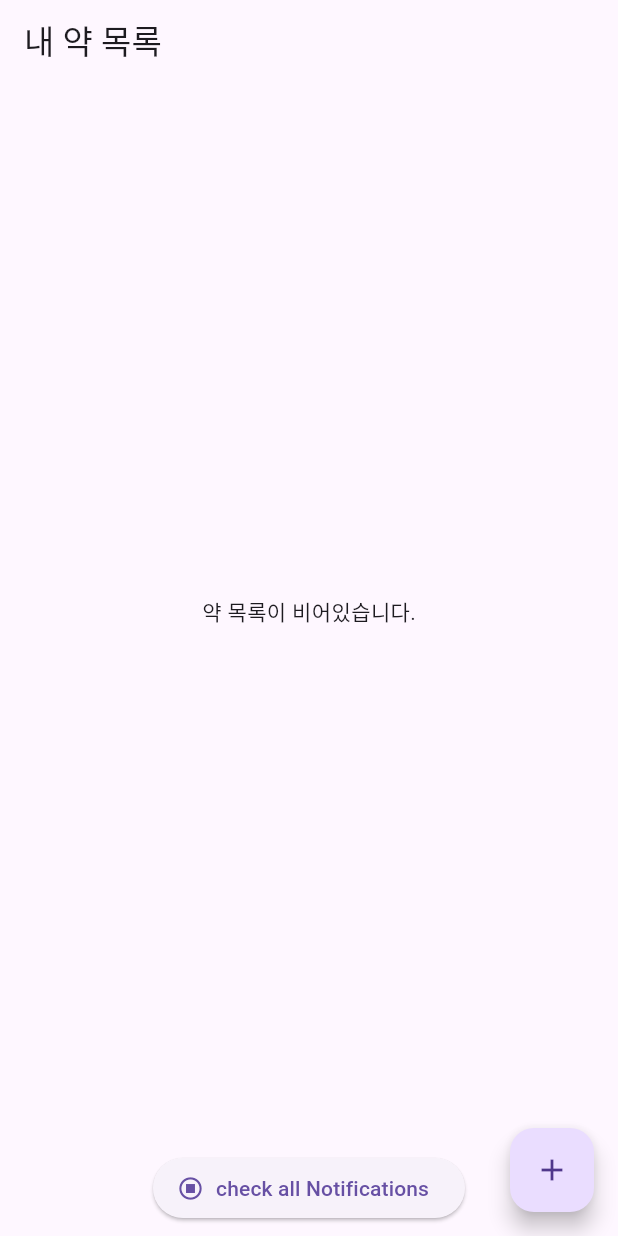
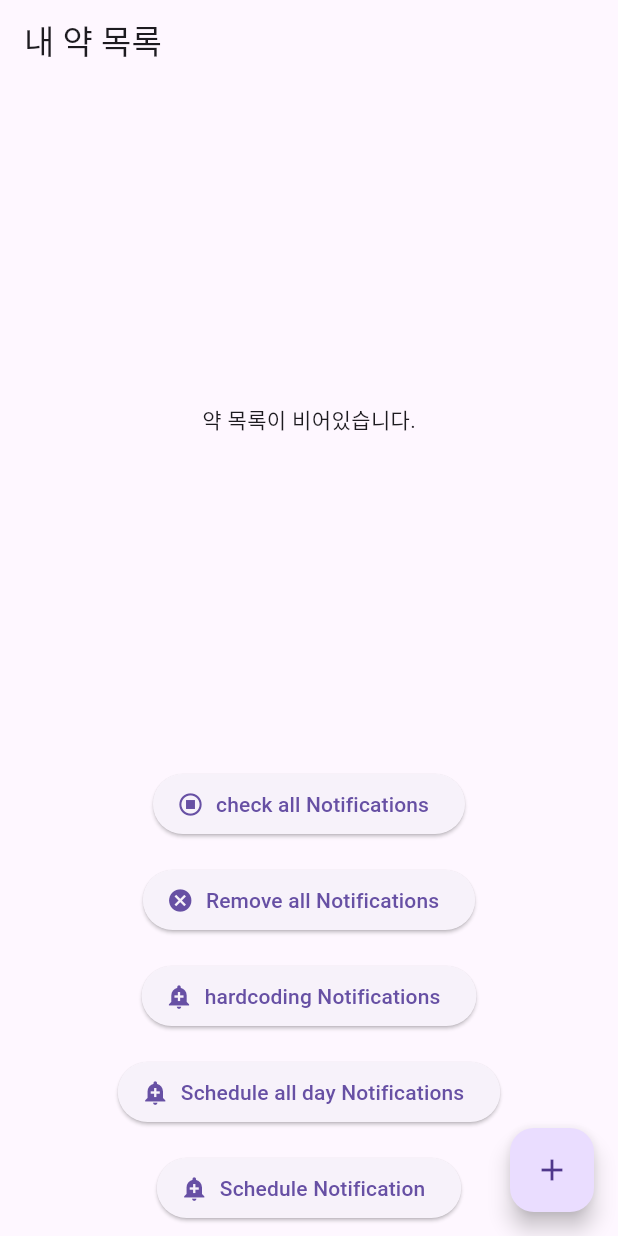
Before and after one commit to nohsangwoo/flutter_meditrack, a Flutter app: the screen it shows after launch, on a phone screen of 412 x 824 dp. Run offline on Flutter 3.47's test engine with Material 3 defaults, Android fonts, the phone set to English and light mode, and no system bars; our stand-ins replace flutter_local_notifications, rxdart, shared_preferences, timezone.

Commit message:
feat: icon 추가, 빌드 에러 수정을위한 clean_and_setup.sh 추가, ios  권한 허용설정, 알람클릭시 기능 동작을 위한 detail_alarm_screen화면 준비, 각종 서비스 로직과 model로직 수정 및 추가

```diff
--- a/lib/main.dart
+++ b/lib/main.dart
@@ -1,5 +1,6 @@
 import 'package:flutter/material.dart';
 import 'package:meditrack/models/medication.dart';
+import 'package:meditrack/screens/detail_alarm_screen.dart';
 import 'package:provider/provider.dart';
 import 'screens/home_screen.dart';
 import 'services/notification_service.dart';
@@ -29,13 +30,19 @@ class MyApp extends StatelessWidget {
         theme: ThemeData(
           primarySwatch: Colors.blue,
         ),
-        home: const HomeScreen(),
+        // home: const HomeScreen(),
+        routes: {
+          '/': (context) => const HomeScreen(),
+          '/detail_alarm': (context) => const DetailAlarmScreen(),
+        },
       ),
     );
   }
 }
 
 class MedicationProvider extends ChangeNotifier {
+  // provider와 영구 저장을 위한 shared_preferences를 연동하기 위한 내용들
+
   List<Medication> _medications = [];
 
   List<Medication> get medications => _medications;
@@ -60,4 +67,10 @@ class MedicationProvider extends ChangeNotifier {
     await NotificationService().cancelNotification(medication.hashCode);
     notifyListeners();
   }
+
+  void deleteAllMedications() async {
+    _medications = [];
+    await StorageService().deleteAllMedications();
+    notifyListeners();
+  }
 }
--- a/lib/screens/home_screen.dart
+++ b/lib/screens/home_screen.dart
@@ -1,12 +1,35 @@
 import 'package:flutter/material.dart';
 import 'package:meditrack/main.dart';
+import 'package:meditrack/services/notification_service.dart';
 import 'package:meditrack/services/storage_service.dart';
 import 'package:provider/provider.dart';
 import '../widgets/medication_list_item.dart';
 import 'add_medication_screen.dart';
 
-class HomeScreen extends StatelessWidget {
+class HomeScreen extends StatefulWidget {
   const HomeScreen({super.key});
+
+  @override
+  State<HomeScreen> createState() => _HomeScreenState();
+}
+
+class _HomeScreenState extends State<HomeScreen> {
+  @override
+  void initState() {
+    listenToNotifications();
+    super.initState();
+  }
+
+  // to listen to any notification clicked or not
+  listenToNotifications() {
+    print("Listening to notification");
+    NotificationService.onClickNotification.stream.listen((event) {
+      print("inside listen in home.dart");
+      print(event);
+
+      Navigator.pushNamed(context, '/detail_alarm', arguments: event);
+    });
+  }
 
   @override
   Widget build(BuildContext context) {
@@ -40,10 +63,59 @@ class HomeScreen extends StatelessWidget {
               onPressed: () async {
                 final medications =
                     await StorageService().checkAllMedications();
+
                 print(medications);
                 print("check all medications buttons in home screen");
+
+                await NotificationService().checkActiveNotifications();
               },
               label: const Text("check all Notifications"),
+            ),
+          ),
+          Padding(
+            padding: const EdgeInsets.all(8.0),
+            child: ElevatedButton.icon(
+              icon: const Icon(Icons.cancel),
+              onPressed: () async {
+                await NotificationService().cancelAllNotifications();
+                medicationProvider.deleteAllMedications();
+              },
+              label: const Text("Remove all Notifications"),
+            ),
+          ),
+          Padding(
+            padding: const EdgeInsets.all(8.0),
+            child: ElevatedButton.icon(
+              icon: const Icon(Icons.add_alert),
+              onPressed: () async {
+                await NotificationService()
+                    .hardcodingScheduleMedicationNotificationForTest();
+              },
+              label: const Text("hardcoding Notifications"),
+            ),
+          ),
+          Padding(
+            padding: const EdgeInsets.all(8.0),
+            child: ElevatedButton.icon(
+              icon: const Icon(Icons.add_alert),
+              onPressed: () async {
+                await NotificationService().scheduleAllDayNotifications(21);
+              },
+              label: const Text("Schedule all day Notifications"),
+            ),
+          ),
+          Padding(
+            padding: const EdgeInsets.all(8.0),
+            child: ElevatedButton.icon(
+              icon: const Icon(Icons.add_alert),
+              onPressed: () async {
+                await NotificationService().showScheduleNotification(
+                  title: "test",
+                  body: "test",
+                  payload: "test",
+                );
+              },
+              label: const Text("Schedule Notification"),
             ),
           ),
         ],
--- a/lib/services/storage_service.dart
+++ b/lib/services/storage_service.dart
@@ -26,6 +26,12 @@ class StorageService {
     return decodedData.map((item) => Medication.fromJson(item)).toList();
   }
 
+  // delete all medications
+  Future<void> deleteAllMedications() async {
+    if (_prefs == null) await initialize();
+    await _prefs!.clear();
+  }
+
   // check all medications
   Future<List<Medication>> checkAllMedications() async {
     if (_prefs == null) await initialize();
```
Also changed, not shown: lib/screens/detail_alarm_screen.dart (added, +15 -0 lines), lib/services/notification_service.dart (+195 -4 lines), image.png (added), 59 other files.
